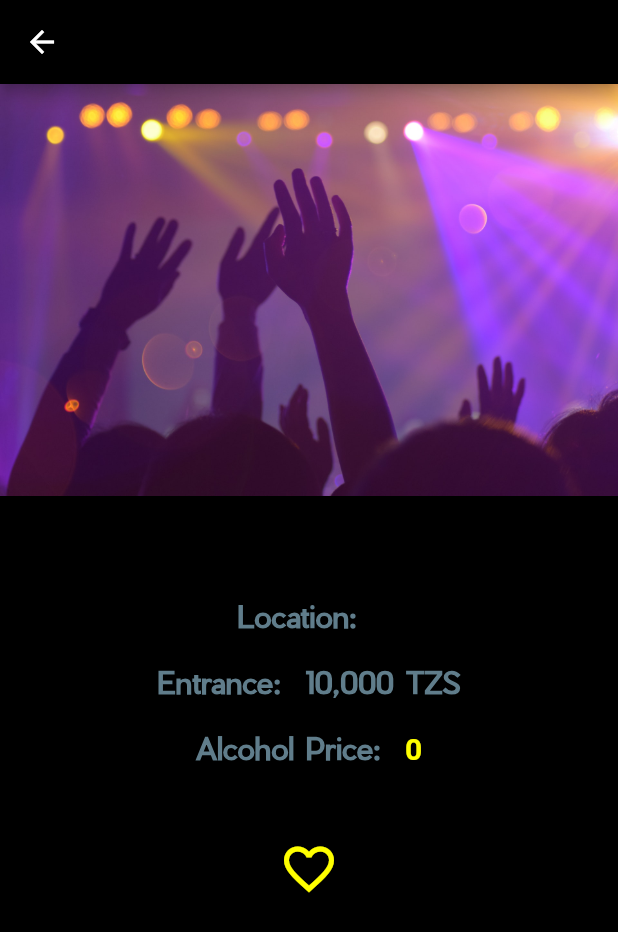
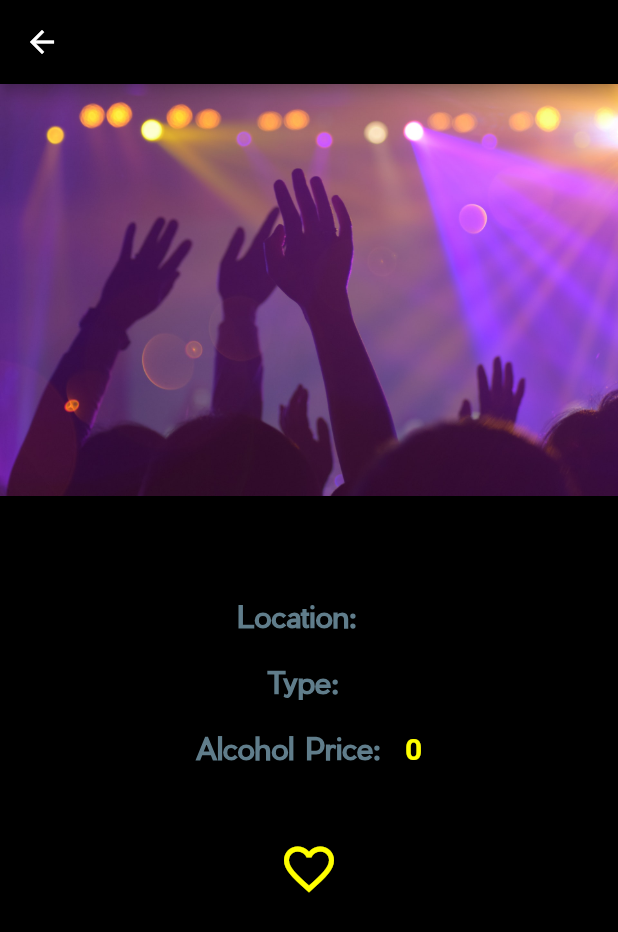
Before and after one commit to kevinmisigaro/night-time-app, a Flutter app: the PlaceDetail screen opened directly with empty values, on a phone screen of 412 x 824 dp. Shown: the top 932 px of the screen. Run offline on Flutter 3.47's test engine with Material 2 defaults, Android fonts, the phone set to English and light mode, and no system bars; our stand-ins replace cloud_firestore, firebase_auth, google_fonts; accounts and stored records are empty.

Commit message:
UI fixes

```diff
--- a/lib/screens/event_detail_view.dart
+++ b/lib/screens/event_detail_view.dart
@@ -67,7 +67,7 @@ class EventDetailState extends State<EventDetail> {
               height: 20,
             ),
             Text(
-              'Entrance:  ${widget.entrance} TZS',
+              'Entrance: ${(widget.entrance == 'none')? 'Free': '${widget.entrance} TZS'}' ,
               style: TextStyle(
                 fontFamily: 'PierSans',
                 color: Colors.blueGrey,
--- a/lib/screens/place_detail_view.dart
+++ b/lib/screens/place_detail_view.dart
@@ -10,13 +10,17 @@ class PlaceDetail extends StatefulWidget {
   final String clubLocation;
   final int clubAlcoholPrice;
   final List userLiked;
+  final String type;
 
   PlaceDetail(
-      {this.id,
+      {
+        this.id,
       this.clubName,
       this.clubLocation,
       this.clubAlcoholPrice,
-      this.userLiked});
+      this.userLiked,
+        this.type
+      });
 
   @override
   State<StatefulWidget> createState() {
@@ -72,7 +76,7 @@ class PlaceDetailState extends State<PlaceDetail> {
                 height: 20,
               ),
               Text(
-                'Entrance:  10,000 TZS',
+                'Type: ${widget.type}',
                 style: TextStyle(
                   fontFamily: 'PierSans',
                   color: Colors.blueGrey,
--- a/lib/widgets/heros/club_detail.dart
+++ b/lib/widgets/heros/club_detail.dart
@@ -5,9 +5,10 @@ class RecommendDetail extends StatelessWidget {
   final String name;
   final String location;
   final int alcoholPrice;
+  final String type;
 
   RecommendDetail(
-      this.name, this.location, this.alcoholPrice
+      this.name, this.location, this.alcoholPrice, this.type
       );
 
   @override
@@ -60,7 +61,7 @@ class RecommendDetail extends StatelessWidget {
               height: 20,
             ),
             Text(
-              'Entrance:  10,000 TZS',
+              'Type: $type',
               style: TextStyle(
                 fontFamily: 'PierSans',
                 color: Colors.blueGrey,
--- a/lib/widgets/heros/events_detail.dart
+++ b/lib/widgets/heros/events_detail.dart
@@ -88,7 +88,7 @@ class EventsDetail extends StatelessWidget{
               height: 20,
             ),
             Text(
-              'Entrance:  $entrance TZS',
+              'Entrance: ${(entrance == 'none')? 'Free': '$entrance TZS'}',
               style: TextStyle(
                 fontFamily: 'PierSans',
                 color: Colors.blueGrey,
--- a/lib/widgets/heros/place_detail.dart
+++ b/lib/widgets/heros/place_detail.dart
@@ -5,8 +5,9 @@ class PlaceDetail extends StatelessWidget {
   final String name;
   final String location;
   final int alcoholPrice;
+  final String type;
 
-  PlaceDetail(this.name, this.location, this.alcoholPrice);
+  PlaceDetail(this.name, this.location, this.alcoholPrice, this.type);
 
   @override
   Widget build(BuildContext context) {
@@ -55,7 +56,7 @@ class PlaceDetail extends StatelessWidget {
               height: 20,
             ),
             Text(
-              'Entrance:  10,000 TZS',
+              'Type: $type',
               style: TextStyle(
                 fontFamily: 'PierSans',
                 color: Colors.blueGrey,
--- a/lib/widgets/home_section/places.dart
+++ b/lib/widgets/home_section/places.dart
@@ -59,7 +59,8 @@ class Places extends StatelessWidget{
                      context,
                      MaterialPageRoute(
                          builder: (_) => PlaceDetail(
-                             data[index].name, data[index].location, data[index].alcoholPrice
+                             data[index].name, data[index].location,
+                             data[index].alcoholPrice, data[index].type
                          )));
                },
              ),
--- a/lib/widgets/home_section/recommended.dart
+++ b/lib/widgets/home_section/recommended.dart
@@ -58,7 +58,8 @@ class Recommended extends StatelessWidget {
                       context,
                       MaterialPageRoute(
                           builder: (_) => RecommendDetail(
-                             data[index].name, data[index].location, data[index].alcoholPrice
+                             data[index].name, data[index].location,
+                              data[index].alcoholPrice, data[index].type
                           )));
                 },
               ),
```
Also changed, not shown: lib/main.dart (+29 -29 lines), lib/screens/events_view.dart (+11 -8 lines), lib/screens/favorites_view.dart (+16 -0 lines), lib/screens/home_view.dart (+54 -42 lines), lib/screens/places_view.dart (+17 -1 lines), lib/screens/profile_view.dart (+14 -2 lines).
